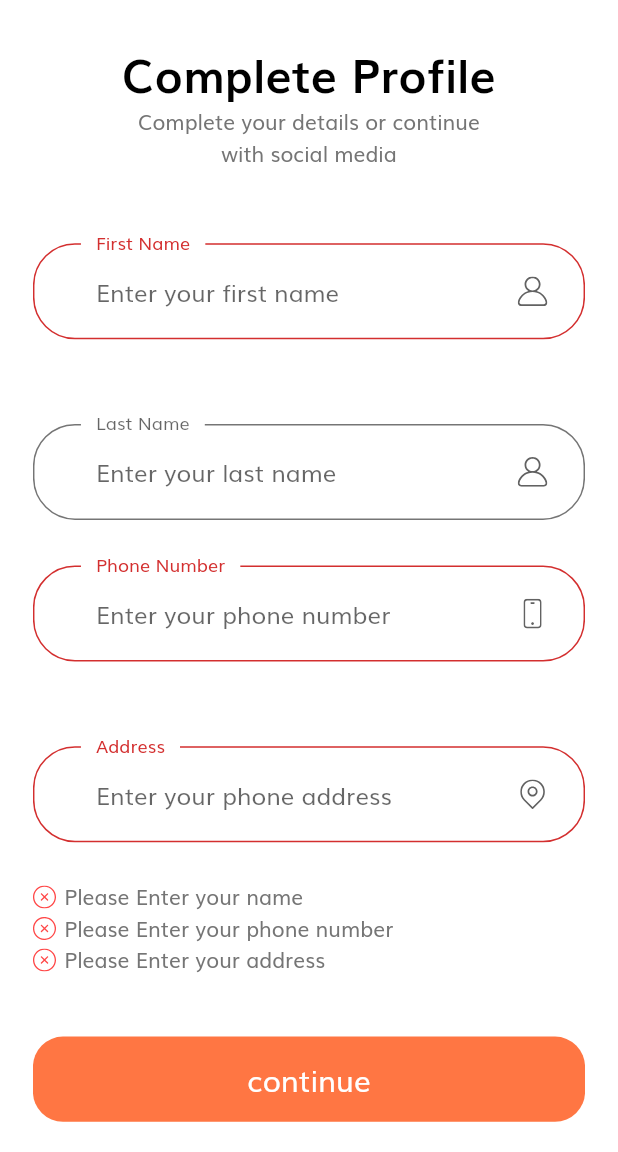
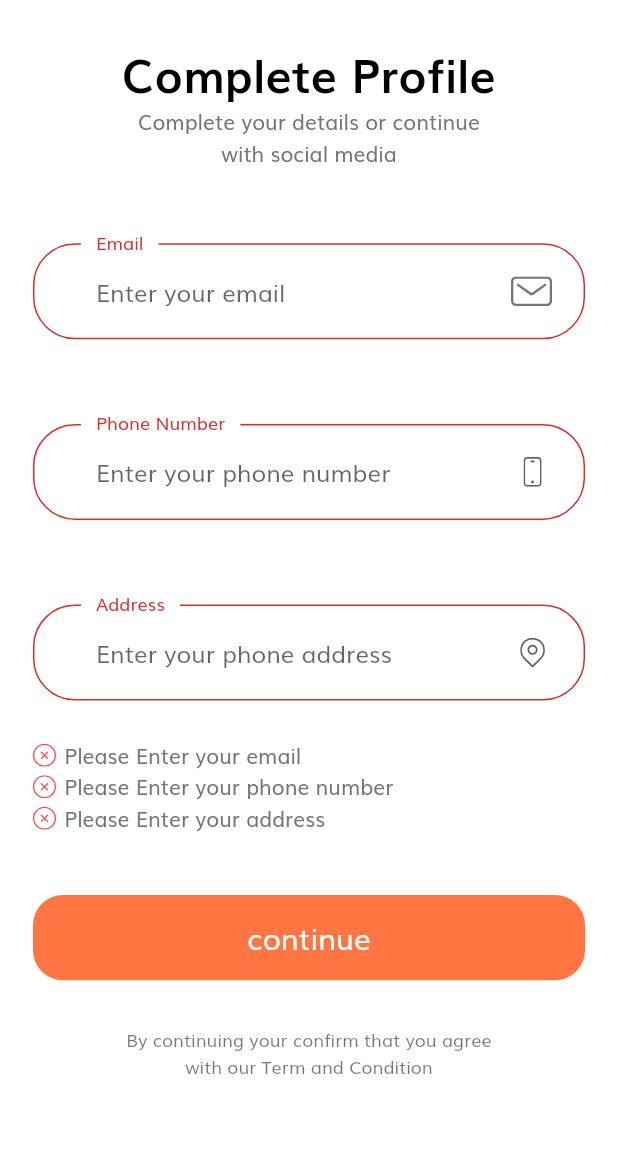
Before and after one commit to KarlChoo/BMC304_Assignment_CRS, a Flutter app: the CompleteProfileScreen screen opened by its route, after a tap on "continue", on a phone screen of 412 x 824 dp, the part 84-1236 px from its top. Run offline on Flutter 3.47's test engine with Material 2 defaults, Android fonts, the phone set to English and light mode, and no system bars; our stand-ins replace flutter_svg.

Commit message:
Complete the Sign Up and Login
+ Sign Up for Volunteer
+ Volunteer and Staff login to the apps

```diff
--- a/lib/constants.dart
+++ b/lib/constants.dart
@@ -26,6 +26,7 @@
 final RegExp emailValidatorRegExp =
     RegExp(r"^[a-zA-Z0-9.]+@[a-zA-Z0-9]+\.[a-zA-Z]+");
 const String kEmailNullError = "Please Enter your email";
+const String kUsernameNullError = "Please Enter your username";
 const String kInvalidEmailError = "Please Enter Valid Email";
 const String kPassNullError = "Please Enter your password";
 const String kShortPassError = "Password is too short";
--- a/lib/main.dart
+++ b/lib/main.dart
@@ -20,6 +20,7 @@
         ChangeNotifierProvider(create: (context) => StaffProvider()),
       ],
       child: MaterialApp(
+        debugShowCheckedModeBanner: false,
         title: 'Flutter Demo',
         theme: theme(),
         // home: SplashScreen(),
--- a/lib/providers/staff_provider.dart
+++ b/lib/providers/staff_provider.dart
@@ -89,7 +89,7 @@
     return currentStaff;
   }
 
-  Future<void> signoutUser() async {
+  Future<void> signoutStaff() async {
     currentStaff = Staff(
         username: '',
         password: '',
--- a/lib/providers/volunteer_provider.dart
+++ b/lib/providers/volunteer_provider.dart
@@ -5,18 +5,18 @@
 import 'dart:convert';
 import 'package:http/http.dart' as http;
 
-class VolunteerProvider with ChangeNotifier{
-
-  User currentVolunteer;
-  List<User> _systemVolunteers = [];
-  List<User> get systemVolunteers => _systemVolunteers;
+class VolunteerProvider with ChangeNotifier {
+  Volunteer currentVolunteer;
+  List<Volunteer> _systemVolunteers = [];
+  List<Volunteer> get systemVolunteers => _systemVolunteers;
 
   List<Volunteer> volunteers = [];
   List<Staff> staffs = [];
 
-  String volunteerFileURL = "https://bmc304-67ba7-default-rtdb.firebaseio.com/volunteers.json";
+  String volunteerFileURL =
+      "https://bmc304-67ba7-default-rtdb.firebaseio.com/volunteers.json";
 
-  Future<User> login(String username, String password) async{
+  Future<User> login(String username, String password) async {
     try {
       final response = await http.get(volunteerFileURL);
       final extractedData = json.decode(response.body) as Map<String, dynamic>;
@@ -44,7 +44,7 @@
   }
 
   //Needs to be cross checked with the array in staff array through provider
-  Future<bool> isUserExist(String username) async {
+  Future<bool> isVolunteerExist(String username) async {
     try {
       bool result = false;
       final response = await http.get(volunteerFileURL);
@@ -62,7 +62,40 @@
     }
   }
 
-  // Future<void> populateData() async{
+  Future<Volunteer> addVolunteer(Volunteer volunteer) async {
+    final response = await http.post(volunteerFileURL,
+        body: json.encode({
+          'username': volunteer.username,
+          'password': volunteer.password,
+          'email': volunteer.email,
+          'phone': volunteer.phone,
+          'address': volunteer.address,
+        }));
+    Volunteer newVolunteer = Volunteer(
+      id: json.decode(
+          response.body)['name'], //name is the database name for the data
+      username: volunteer.username,
+      password: volunteer.password,
+      email: volunteer.email,
+      phone: volunteer.phone,
+      address: volunteer.address,
+    );
+    currentVolunteer = newVolunteer;
+    notifyListeners();
+    return currentVolunteer;
+  }
+
+  Future<void> signoutVolunteer() async {
+    currentVolunteer = Volunteer(
+      username: '',
+      password: '',
+      phone: '',
+      email: '',
+      address: '',
+    );
+  }
+
+// Future<void> populateData() async{
   //   try{
   //     // List<User> sampleUsers = [
   //     //
--- a/lib/screens/complete_profile/complete_profile_screen.dart
+++ b/lib/screens/complete_profile/complete_profile_screen.dart
@@ -3,6 +3,9 @@
 import 'components/body.dart';
 
 class CompleteProfileScreen extends StatelessWidget {
+  String username;
+  String password;
+  CompleteProfileScreen({this.username, this.password});
   static String routeName = "/complete_profile";
   @override
   Widget build(BuildContext context) {
@@ -10,7 +13,10 @@
       appBar: AppBar(
         title: Text('Sign Up'),
       ),
-      body: Body(),
+      body: Body(
+        username: username,
+        password: password,
+      ),
     );
   }
 }
--- a/lib/screens/complete_profile/components/body.dart
+++ b/lib/screens/complete_profile/components/body.dart
@@ -5,6 +5,9 @@
 import 'complete_profile_form.dart';
 
 class Body extends StatelessWidget {
+  String username;
+  String password;
+  Body({this.username, this.password});
   @override
   Widget build(BuildContext context) {
     return SafeArea(
@@ -23,7 +26,10 @@
                   textAlign: TextAlign.center,
                 ),
                 SizedBox(height: SizeConfig.screenHeight * 0.06),
-                CompleteProfileForm(),
+                CompleteProfileForm(
+                  username: username,
+                  password: password,
+                ),
                 SizedBox(height: getProportionateScreenHeight(30)),
                 Text(
                   "By continuing your confirm that you agree \nwith our Term and Condition",
--- a/lib/screens/complete_profile/components/complete_profile_form.dart
+++ b/lib/screens/complete_profile/components/complete_profile_form.dart
@@ -1,22 +1,31 @@
+import 'package:bmc304_assignment_crs/models/volunteer.dart';
+import 'package:bmc304_assignment_crs/providers/volunteer_provider.dart';
+import 'package:bmc304_assignment_crs/screens/sign_in/sign_in_screen.dart';
 import 'package:flutter/material.dart';
 import 'package:bmc304_assignment_crs/components/custom_surfix_icon.dart';
 import 'package:bmc304_assignment_crs/components/default_button.dart';
 import 'package:bmc304_assignment_crs/components/form_error.dart';
 import 'package:bmc304_assignment_crs/screens/otp/otp_screen.dart';
+import 'package:provider/provider.dart';
 
 import '../../../constants.dart';
 import '../../../size_config.dart';
 
 class CompleteProfileForm extends StatefulWidget {
+  String username;
+  String password;
+  CompleteProfileForm({this.username, this.password});
   @override
   _CompleteProfileFormState createState() => _CompleteProfileFormState();
 }
 
 class _CompleteProfileFormState extends State<CompleteProfileForm> {
+  TextEditingController phoneNumberController = TextEditingController();
+  TextEditingController emailController = TextEditingController();
+  TextEditingController addressController = TextEditingController();
   final _formKey = GlobalKey<FormState>();
   final List<String> errors = [];
-  String firstName;
-  String lastName;
+  String email;
   String phoneNumber;
   String address;
 
@@ -36,13 +45,13 @@
 
   @override
   Widget build(BuildContext context) {
+    VolunteerProvider volunteerProvider =
+        Provider.of<VolunteerProvider>(context);
     return Form(
       key: _formKey,
       child: Column(
         children: [
-          buildFirstNameFormField(),
-          SizedBox(height: getProportionateScreenHeight(30)),
-          buildLastNameFormField(),
+          buildEmailFormField(),
           SizedBox(height: getProportionateScreenHeight(30)),
           buildPhoneNumberFormField(),
           SizedBox(height: getProportionateScreenHeight(30)),
@@ -51,9 +60,27 @@
           SizedBox(height: getProportionateScreenHeight(40)),
           DefaultButton(
             text: "continue",
-            press: () {
+            press: () async {
               if (_formKey.currentState.validate()) {
-                Navigator.pushNamed(context, OtpScreen.routeName);
+                Volunteer newVolunteer = Volunteer(
+                  username: widget.username,
+                  password: widget.password,
+                  email: emailController.text,
+                  phone: phoneNumberController.text,
+                  address: addressController.text,
+                );
+                final isVolunteerExist =
+                    await volunteerProvider.isVolunteerExist(widget.username);
+                if (isVolunteerExist == false) {
+                  final response =
+                      await volunteerProvider.addVolunteer(newVolunteer);
+                  if (response.id != null) {
+                    Navigator.pushNamedAndRemoveUntil(
+                        context,
+                        SignInScreen.routeName,
+                        (Route<dynamic> route) => false);
+                  }
+                }
               }
             },
           ),
@@ -64,6 +91,7 @@
 
   TextFormField buildAddressFormField() {
     return TextFormField(
+      controller: addressController,
       onSaved: (newValue) => address = newValue,
       onChanged: (value) {
         if (value.isNotEmpty) {
@@ -92,6 +120,7 @@
 
   TextFormField buildPhoneNumberFormField() {
     return TextFormField(
+      controller: phoneNumberController,
       keyboardType: TextInputType.phone,
       onSaved: (newValue) => phoneNumber = newValue,
       onChanged: (value) {
@@ -118,43 +147,36 @@
     );
   }
 
-  TextFormField buildLastNameFormField() {
+  TextFormField buildEmailFormField() {
     return TextFormField(
-      onSaved: (newValue) => lastName = newValue,
-      decoration: InputDecoration(
-        labelText: "Last Name",
-        hintText: "Enter your last name",
-        // If  you are using latest version of flutter then lable text and hint text shown like this
-        // if you r using flutter less then 1.20.* then maybe this is not working properly
-        floatingLabelBehavior: FloatingLabelBehavior.always,
-        suffixIcon: CustomSurffixIcon(svgIcon: "assets/icons/User.svg"),
-      ),
-    );
-  }
-
-  TextFormField buildFirstNameFormField() {
-    return TextFormField(
-      onSaved: (newValue) => firstName = newValue,
+      controller: emailController,
+      keyboardType: TextInputType.emailAddress,
+      onSaved: (newValue) => email = newValue,
       onChanged: (value) {
         if (value.isNotEmpty) {
-          removeError(error: kNamelNullError);
+          removeError(error: kEmailNullError);
+        } else if (emailValidatorRegExp.hasMatch(value)) {
+          removeError(error: kInvalidEmailError);
         }
         return null;
       },
       validator: (value) {
         if (value.isEmpty) {
-          addError(error: kNamelNullError);
+          addError(error: kEmailNullError);
+          return "";
+        } else if (!emailValidatorRegExp.hasMatch(value)) {
+          addError(error: kInvalidEmailError);
           return "";
         }
         return null;
       },
       decoration: InputDecoration(
-        labelText: "First Name",
-        hintText: "Enter your first name",
+        labelText: "Email",
+        hintText: "Enter your email",
         // If  you are using latest version of flutter then lable text and hint text shown like this
         // if you r using flutter less then 1.20.* then maybe this is not working properly
         floatingLabelBehavior: FloatingLabelBehavior.always,
-        suffixIcon: CustomSurffixIcon(svgIcon: "assets/icons/User.svg"),
+        suffixIcon: CustomSurffixIcon(svgIcon: "assets/icons/Mail.svg"),
       ),
     );
   }
--- a/lib/screens/profile/components/profile_menu.dart
+++ b/lib/screens/profile/components/profile_menu.dart
@@ -21,8 +21,9 @@
       child: TextButton(
         style: TextButton.styleFrom(
           padding: EdgeInsets.all(20),
-          shape: RoundedRectangleBorder(borderRadius: BorderRadius.circular(15)),
-          primary: Color(0xFFF5F6F9),
+          shape:
+              RoundedRectangleBorder(borderRadius: BorderRadius.circular(15)),
+          primary: Colors.black,
         ),
         onPressed: press,
         child: Row(
```
Also changed, not shown: lib/components/custom_bottom_nav_bar.dart (+4 -4 lines), lib/screens/profile/components/body.dart (+8 -0 lines), lib/screens/sign_in/components/sign_form.dart (+67 -9 lines), lib/screens/sign_up/components/body.dart (+18 -18 lines), lib/screens/sign_up/components/sign_up_form.dart (+26 -45 lines).
